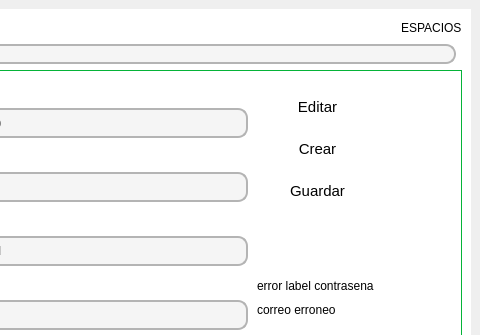
Johnatanvq/pooAPP, file frontend/vistas/espacios/espacios.ui: the form before one commit; both pictures show x 520 to 1000 and y 0 to 335 of the 1000 by 590 pixel window.
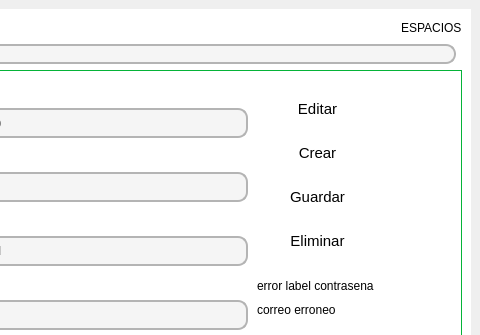
The form after the commit. Icons and pictures are not drawn.

Commit message: rama daniela espacios merged

```diff
--- a/frontend/vistas/espacios/espacios.ui
+++ b/frontend/vistas/espacios/espacios.ui
@@ -1532,13 +1532,13 @@
            <string/>
           </property>
          </widget>
-         <widget class="QWidget" name="">
+         <widget class="QWidget" name="layoutWidget">
           <property name="geometry">
            <rect>
             <x>570</x>
             <y>10</y>
             <width>121</width>
-            <height>141</height>
+            <height>191</height>
            </rect>
           </property>
           <layout class="QVBoxLayout" name="verticalLayout_3">
@@ -1689,6 +1689,53 @@
              </property>
             </widget>
            </item>
+           <item>
+            <widget class="QPushButton" name="eliminar_bt_espacio">
+             <property name="font">
+              <font>
+               <pointsize>11</pointsize>
+              </font>
+             </property>
+             <property name="styleSheet">
+              <string notr="true">QPushButton {
+    border-radius: 10px;
+     background-color: qlineargradient(spread:reflect, x1:0, y1:0.562273, x2:0.949, y2:0.545455, 
+                                      stop:0 rgb(255,255,255), /* Cian oscuro */
+                                      stop:1 rgb(255,255,255)); /* Cian claro */
+}   
+
+QPushButton:hover {
+	  background-color: qlineargradient(spread:reflect, x1:0, y1:0.532273, x2:1, y2:0.5, 
+                                      stop:0.362832 rgba(0,128,0,255), /* Verde oscuro */
+                                      stop:0.369469 rgba(0,128,0,255), 
+                                      stop:1 rgba(0,255,0,255)); /* Verde claro */
+}
+   
+
+QPushButton:pressed {
+    background-color: rgba(0, 255, 0, 255); /* Verde claro cuando se presiona */
+}
+
+QLabel {
+    color: rgb(225, 225, 224);
+    font: 12pt &quot;Arial&quot;;
+}</string>
+             </property>
+             <property name="text">
+              <string>Eliminar</string>
+             </property>
+             <property name="icon">
+              <iconset resource="../../imagenes/resources.qrc">
+               <normaloff>:/newPrefix/save.svg</normaloff>:/newPrefix/save.svg</iconset>
+             </property>
+             <property name="iconSize">
+              <size>
+               <width>40</width>
+               <height>40</height>
+              </size>
+             </property>
+            </widget>
+           </item>
           </layout>
          </widget>
         </widget>
```
Left out of the diff: 3 changed lines with no effect on the pictures. The commit also changes 3 other files.
